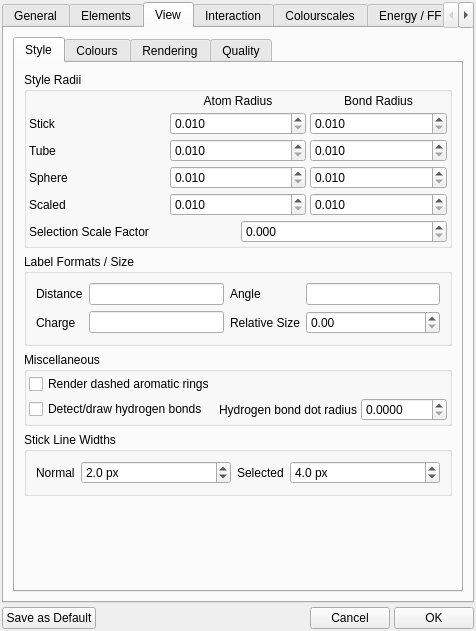
Old version of the form src/gui/prefs.ui in the repository trisyoungs/aten.
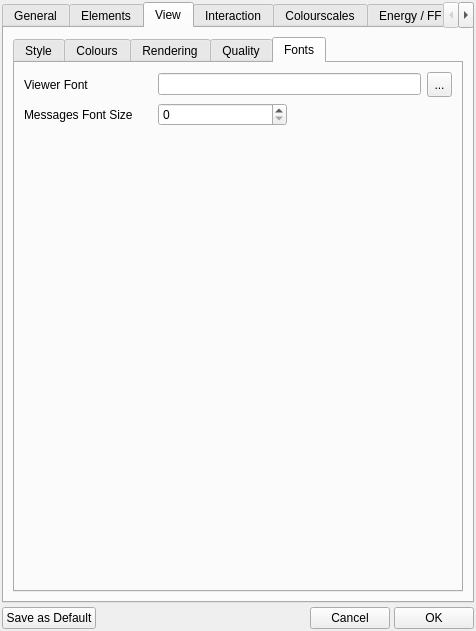
New version of the form. The open tabs and pages were chosen to show the change. Icons and pictures are not drawn. Custom widgets are drawn as their Qt base class.

Commit message: Added Prefs::viewLock_ and Prefs::commonViewMatrix_, replacing members in Model (commonModelViewMatrix_ and useCommonModelViewMatrix_). Added prefs accessors and controls for view lock, viewer font, and messages font size.

The edit to the form file:
```diff
--- a/src/gui/prefs.ui
+++ b/src/gui/prefs.ui
@@ -67,6 +67,12 @@
        <verstretch>0</verstretch>
       </sizepolicy>
      </property>
+     <property name="minimumSize">
+      <size>
+       <width>25</width>
+       <height>25</height>
+      </size>
+     </property>
      <property name="currentIndex">
       <number>0</number>
      </property>
@@ -561,7 +567,7 @@
           </sizepolicy>
          </property>
          <property name="currentIndex">
-          <number>0</number>
+          <number>4</number>
          </property>
          <widget class="QWidget" name="StyleSubTab">
           <attribute name="title">
@@ -1222,7 +1228,7 @@
            </item>
           </layout>
          </widget>
-         <widget class="QWidget" name="QualitySubTab">
+         <widget class="QWidget" name="RenderingSubTab">
           <attribute name="title">
            <string>Rendering</string>
           </attribute>
@@ -1720,7 +1726,7 @@
            </item>
           </layout>
          </widget>
-         <widget class="QWidget" name="tab_2">
+         <widget class="QWidget" name="QualitySubTab">
           <attribute name="title">
            <string>Quality</string>
           </attribute>
@@ -1948,6 +1954,69 @@
            </item>
           </layout>
          </widget>
+         <widget class="QWidget" name="FontsTab">
+          <attribute name="title">
+           <string>Fonts</string>
+          </attribute>
+          <layout class="QGridLayout" name="gridLayout_6">
+           <item row="3" column="2">
+            <spacer name="verticalSpacer_6">
+             <property name="orientation">
+              <enum>Qt::Vertical</enum>
+             </property>
+             <property name="sizeHint" stdset="0">
+              <size>
+               <width>20</width>
+               <height>40</height>
+              </size>
+             </property>
+            </spacer>
+           </item>
+           <item row="0" column="0">
+            <widget class="QLabel" name="label_10">
+             <property name="text">
+              <string>Viewer Font</string>
+             </property>
+            </widget>
+           </item>
+           <item row="0" column="1" colspan="2">
+            <widget class="QLineEdit" name="ViewerFontEdit"/>
+           </item>
+           <item row="0" column="3">
+            <widget class="QToolButton" name="ViewerFontButton">
+             <property name="minimumSize">
+              <size>
+               <width>25</width>
+               <height>25</height>
+              </size>
+             </property>
+             <property name="text">
+              <string>...</string>
+             </property>
+             <property name="icon">
+              <iconset resource="icons.qrc">
+               <normaloff>:/file/icons/file_open.svg</normaloff>:/file/icons/file_open.svg</iconset>
+             </property>
+             <property name="iconSize">
+              <size>
+               <width>16</width>
+               <height>16</height>
+              </size>
+             </property>
+            </widget>
+           </item>
+           <item row="1" column="1">
+            <widget class="QSpinBox" name="MessagesSizeSpin"/>
+           </item>
+           <item row="1" column="0">
+            <widget class="QLabel" name="label_11">
+             <property name="text">
+              <string>Messages Font Size</string>
+             </property>
+            </widget>
+           </item>
+          </layout>
+         </widget>
         </widget>
        </item>
       </layout>
```
Left out of the diff: 34 changed lines with no effect on the pictures. The commit also changes 14 other files.
